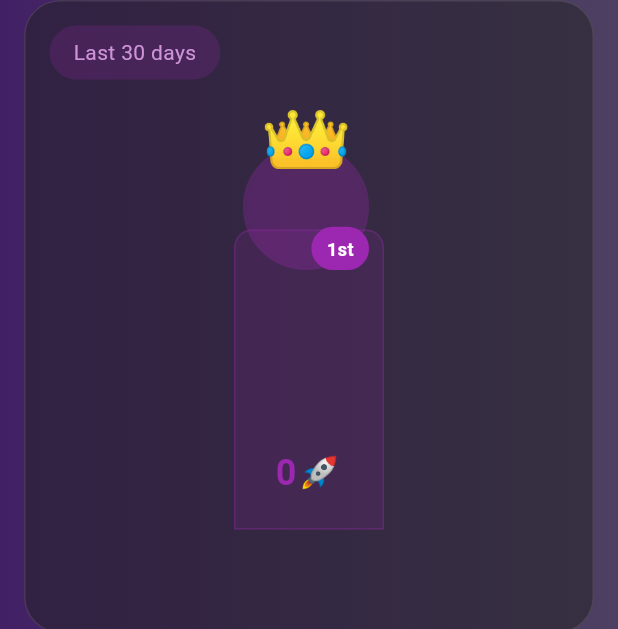
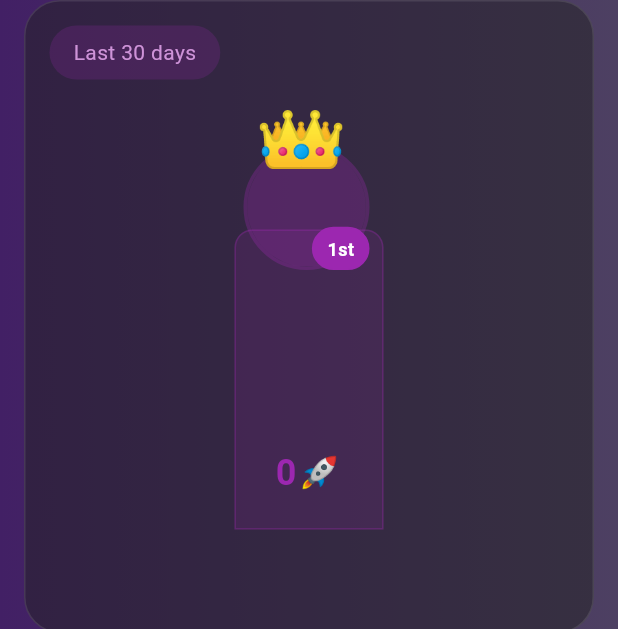
Before and after one commit to ShouqAlqureshi/achiva, a Flutter app: the FriendsFeedScreen screen opened directly, after a tap on "Leaderboard", on a phone screen of 412 x 824 dp. Shown: the part 408-1037 px from the top of the screen. Run offline on Flutter 3.47's test engine with Material 3 defaults, Android fonts, the phone set to English and light mode, and no system bars; our stand-ins replace awesome_dialog, bloc, cloud_firestore, equatable, firebase_auth, firebase_core and 7 more; missing offline and left inert: firebase_app_check; accounts and stored records are empty; network calls fail.

Commit message:
productivity_ranking

```diff
--- a/lib/views/productivity_ranking.dart
+++ b/lib/views/productivity_ranking.dart
@@ -2,6 +2,7 @@ import 'package:cloud_firestore/cloud_firestore.dart';
 import 'package:firebase_auth/firebase_auth.dart';
 import 'package:flutter/material.dart';
 import 'dart:ui';  // For ImageFilter
+import 'dart:math' as math;
 
 class RankingsService {
   Stream<List<Map<String, dynamic>>> fetchProductivityRankings() async* {
@@ -233,35 +234,34 @@ class TopThreePodium extends StatelessWidget {
   Widget build(BuildContext context) {
     return LayoutBuilder(
       builder: (context, constraints) {
-        final containerWidth = constraints.maxWidth;
-        // Calculate podium positions
-        final podiumWidth = 100.0;
-        final horizontalSpacing = 8.0;
-        final totalPodiumWidth = (podiumWidth * 3) + (horizontalSpacing * 2);
-        final startX = (containerWidth - totalPodiumWidth) / 2;
+        // Calculate dimensions based on available width
+        final availableWidth = constraints.maxWidth;
+        final podiumWidth = math.min(100.0, (availableWidth - 32 - 16) / 3);  // 32 for padding, 16 for spacing
+        final horizontalSpacing = math.min(8.0, (availableWidth - podiumWidth * 3 - 32) / 2);
+        final leftPadding = 16.0;
 
-        // Calculate x positions for each podium
-        final secondPlaceX = startX;
-        final firstPlaceX = startX + podiumWidth + horizontalSpacing;
-        final thirdPlaceX = startX + (podiumWidth * 2) + (horizontalSpacing * 2);
-
-        return SizedBox(
-          height: 260, // Increased height to accommodate crown
-          width: double.infinity,
+        return Container(
+          height: 260,
+          width: availableWidth,
           child: Stack(
-            alignment: Alignment.center,
+            fit: StackFit.loose,
+            clipBehavior: Clip.none,
             children: [
-              // Background podium shapes with player info
+              // Background podium shapes
               Positioned(
+                left: leftPadding,
+                right: leftPadding,
                 bottom: 0,
+                child: SizedBox(
+                  height: 200,
                   child: Row(
                     mainAxisAlignment: MainAxisAlignment.center,
                     crossAxisAlignment: CrossAxisAlignment.end,
                     children: [
+                      if (topUsers.length > 1) ...[
                         // Second place podium
-                    if (topUsers.length > 1)
                         Container(
-                        width: 100,
+                          width: podiumWidth,
                           height: 160,
                           decoration: BoxDecoration(
                             color: Colors.pink.withOpacity(0.15),
@@ -303,12 +303,13 @@ class TopThreePodium extends StatelessWidget {
                             ),
                           ),
                         ),
+                        SizedBox(width: horizontalSpacing),
+                      ],
 
-                    // First place podium
+                      // First place podium - always centered
                       Container(
-                      width: 100,
+                        width: podiumWidth,
                         height: 200,
-                      margin: const EdgeInsets.symmetric(horizontal: 8),
                         decoration: BoxDecoration(
                           color: Colors.purple.withOpacity(0.15),
                           borderRadius: const BorderRadius.only(
@@ -350,10 +351,11 @@ class TopThreePodium extends StatelessWidget {
                         ),
                       ),
 
+                      if (topUsers.length > 2) ...[
+                        SizedBox(width: horizontalSpacing),
                         // Third place podium
-                    if (topUsers.length > 2)
                         Container(
-                        width: 100,
+                          width: podiumWidth,
                           height: 120,
                           decoration: BoxDecoration(
                             color: Colors.orange.withOpacity(0.15),
@@ -396,45 +398,48 @@ class TopThreePodium extends StatelessWidget {
                           ),
                         ),
                       ],
+                    ],
+                  ),
                 ),
               ),
 
-              // Player photos and crown
+              // Player photos layer
               Positioned(
+                left: leftPadding,
+                right: leftPadding,
                 bottom: 0,
-                left: 0,
-                right: 0,
                 child: SizedBox(
-                  height: 260, // Increased to match parent
+                  height: 260,
                   child: Stack(
-                    alignment: Alignment.bottomCenter,
+                    clipBehavior: Clip.none,
+                    fit: StackFit.loose,
+                    alignment: Alignment.center,
                     children: [
                       // Second place
                       if (topUsers.length > 1)
                         Positioned(
-                          left: secondPlaceX + 15,
+                          left: (availableWidth - podiumWidth * (topUsers.length > 2 ? 3 : 2) - horizontalSpacing * (topUsers.length > 2 ? 2 : 1)) / 2 - 3,
                           bottom: 140,
                           child: PlayerPhoto(user: topUsers[1], position: 2),
                         ),
 
-                      // First place (center)
+                      // First place - always centered
                       Positioned(
-                        left: firstPlaceX + 13,
+                        left: (availableWidth - podiumWidth * (topUsers.length == 1 ? 1 : topUsers.length > 2 ? 3 : 2) - horizontalSpacing * (topUsers.length > 2 ? 2 : topUsers.length == 1 ? 0 : 1)) / 2 + (topUsers.length == 1 ? 0 : podiumWidth + horizontalSpacing) -3,
                         bottom: 180,
                         child: Stack(
                           clipBehavior: Clip.none,
-                          alignment: Alignment.topCenter,
                           children: [
                             Transform.scale(
-                              scale: 1.2, // Slightly reduced scale
+                              scale: 1.2,
                               child: PlayerPhoto(user: topUsers[0], position: 1),
                             ),
                             const Positioned(
-                              top: -35, // Adjusted crown position
+                              top: -35,
                               child: Text(
                                 '👑',
                                 style: TextStyle(
-                                  fontSize: 50, // Slightly reduced size
+                                  fontSize: 50,
                                   height: 1,
                                 ),
                               ),
@@ -446,7 +451,7 @@ class TopThreePodium extends StatelessWidget {
                       // Third place
                       if (topUsers.length > 2)
                         Positioned(
-                          left: thirdPlaceX + 15,
+                          left: (availableWidth - podiumWidth * 3 - horizontalSpacing * 2) / 2 + (podiumWidth + horizontalSpacing) * 2 -3,
                           bottom: 100,
                           child: PlayerPhoto(user: topUsers[2], position: 3),
                         ),
```
Lines whose indentation alone changed are shown as unchanged.
